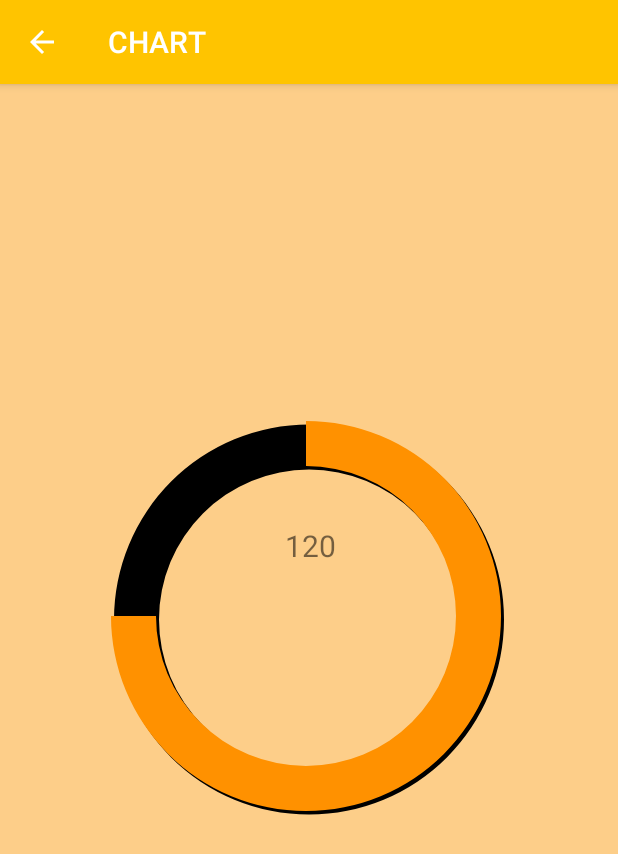
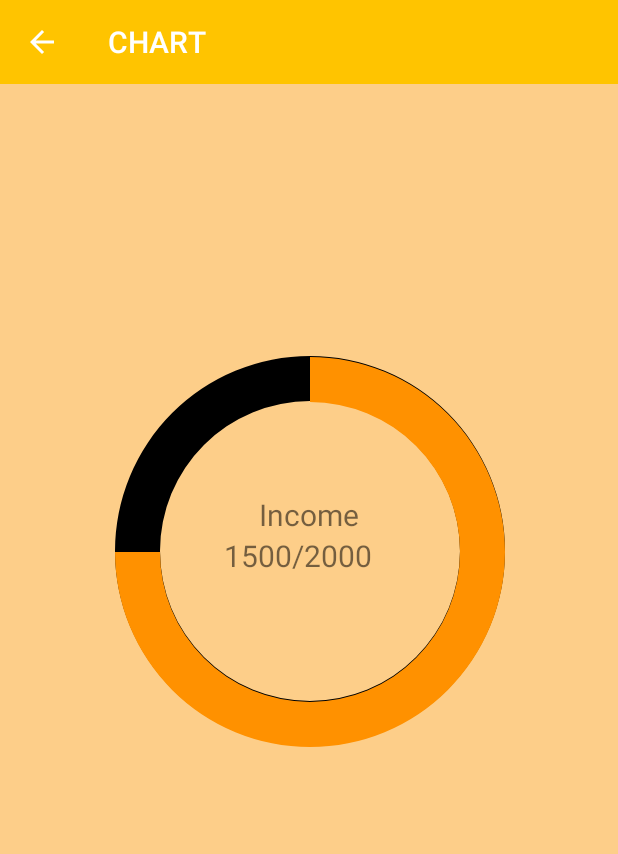
Before and after one commit to irdina97/SmartMoneyFYP, an Android app: the screen it shows after launch (ChartIncome), in the side drawer, after a tap on "Chart", on a phone screen of 412 x 824 dp. Shown: the top 854 px of the screen. Run offline under Robolectric (Android 15) with nearby library versions, the light colour scheme and no system bars; our stand-ins replace Firebase (no records; nobody signed in at launch, a user with empty details on screens opened directly).

Commit message:
commit latest chart

```diff
--- a/app/src/main/java/com/example/smartmoney/CalcExp.java
+++ b/app/src/main/java/com/example/smartmoney/CalcExp.java
@@ -16,6 +16,10 @@ import android.widget.Toast;
 
 import com.google.firebase.database.DatabaseReference;
 import com.google.firebase.database.FirebaseDatabase;
+
+import java.text.SimpleDateFormat;
+import java.util.Date;
+import java.util.Locale;
 
 public class CalcExp extends AppCompatActivity {
 
@@ -43,7 +47,7 @@ public class CalcExp extends AppCompatActivity {
     private char ACTION;
 
     Button selectDateExp;
-    Button btnsave;
+    Button btnSave;
     DatabaseReference reffExpense;
     ExpenseDB expenseDB;
     //long maxId=0;
@@ -60,30 +64,26 @@ public class CalcExp extends AppCompatActivity {
         setContentView(R.layout.activity_calc_exp);
 
 
-      /*reffExpense.addValueEventListener(new ValueEventListener() {
-            @Override
-            public void onDataChange(@NonNull DataSnapshot snapshot) {
-                if(snapshot.exists())
-                    maxId=(snapshot.getChildrenCount());
-            }
-
-            @Override
-            public void onCancelled(@NonNull DatabaseError error) {
-
-            }
-        });*/
-
-        btnsave = findViewById(R.id.btnSaveExp); //from calcExp
+        final String dateNow = new SimpleDateFormat("dd/M/yyyy", Locale.getDefault()).format(new Date());
+        btnSave = findViewById(R.id.btnSaveExp); //from calcFYP
         expenseDB = new ExpenseDB();
         reffExpense = FirebaseDatabase.getInstance().getReference().child("ExpenseDB");
-        btnsave.setOnClickListener(new View.OnClickListener() {
+        btnSave.setOnClickListener(new View.OnClickListener() {
             @Override
             public void onClick(View v) {
-                expenseDB.setExpenseresult(Double.toString(vall1));
-                expenseDB.setExpensedate(expensedate.getText().toString().trim());
+                if (Double.isNaN(Double.parseDouble(Double.toString(vall1)))){
+                    expenseDB.setExpenseresult(infoExp.getText().toString());
+                }else {
+                    expenseDB.setExpenseresult(Double.toString(vall1));
+                }
+                if (expensedate.getText().toString().trim()==""){
+                    expenseDB.setExpensedate(dateNow);
+                }else {
+                    expenseDB.setExpensedate(expensedate.getText().toString().trim());
+                }
                 reffExpense.push().setValue(expenseDB);
-                //reffExpense.child(String.valueOf(maxId + 1)).setValue(expenseDB);
-                reffExpense.child("4").setValue(expenseDB);
+                //reffIncome.child(String.valueOf(maxid + 1)).setValue(incomeDB);
+//                reffIncome.child("1").setValue(incomeDB);
                 Toast.makeText(CalcExp.this, "Save!", Toast.LENGTH_LONG).show();
             }
         });
--- a/app/src/main/java/com/example/smartmoney/CalcFYP.java
+++ b/app/src/main/java/com/example/smartmoney/CalcFYP.java
@@ -8,6 +8,7 @@ import android.annotation.SuppressLint;
 import android.app.DatePickerDialog;
 //import android.content.Intent;
 import android.os.Bundle;
+import android.util.Log;
 import android.view.View;
 import android.widget.Button;
 import android.widget.DatePicker;
@@ -20,6 +21,9 @@ import com.google.firebase.database.DatabaseReference;
 import com.google.firebase.database.FirebaseDatabase;
 import com.google.firebase.database.ValueEventListener;
 
+import java.text.SimpleDateFormat;
+import java.util.Date;
+import java.util.Locale;
 import java.util.Objects;
 
 public class CalcFYP extends AppCompatActivity {
@@ -64,18 +68,26 @@ public class CalcFYP extends AppCompatActivity {
         super.onCreate(savedInstanceState);
         setContentView(R.layout.activity_calc_fyp);
 
-
+        final String dateNow = new SimpleDateFormat("dd/M/yyyy",Locale.getDefault()).format(new Date());
         btnsave = findViewById(R.id.btnSave); //from calcFYP
         incomeDB = new IncomeDB();
         reffIncome = FirebaseDatabase.getInstance().getReference().child("IncomeDB");
         btnsave.setOnClickListener(new View.OnClickListener() {
             @Override
             public void onClick(View v) {
-                incomeDB.setResult(Double.toString(val1));
-                incomeDB.setDate(date.getText().toString().trim());
+                if (Double.isNaN(Double.parseDouble(Double.toString(val1)))){
+                    incomeDB.setResult(info.getText().toString());
+                }else {
+                    incomeDB.setResult(Double.toString(val1));
+                }
+                if (date.getText().toString().trim()==""){
+                    incomeDB.setDate(dateNow);
+                }else {
+                    incomeDB.setDate(date.getText().toString().trim());
+                }
                 reffIncome.push().setValue(incomeDB);
                 //reffIncome.child(String.valueOf(maxid + 1)).setValue(incomeDB);
-                reffIncome.child("1").setValue(incomeDB);
+//                reffIncome.child("1").setValue(incomeDB);
                 Toast.makeText(CalcFYP.this, "Save!", Toast.LENGTH_LONG).show();
             }
         });
--- a/app/src/main/java/com/example/smartmoney/MainActivity.java
+++ b/app/src/main/java/com/example/smartmoney/MainActivity.java
@@ -2,6 +2,7 @@ package com.example.smartmoney;
 
 import android.content.Intent;
 import android.os.Bundle;
+import android.util.Log;
 import android.view.MenuItem;
 import android.view.View;
 import android.widget.TextView;
@@ -20,7 +21,10 @@ import com.google.firebase.database.DataSnapshot;
 import com.google.firebase.database.DatabaseError;
 import com.google.firebase.database.DatabaseReference;
 import com.google.firebase.database.FirebaseDatabase;
+import com.google.firebase.database.Query;
 import com.google.firebase.database.ValueEventListener;
+
+import java.util.Objects;
 
 
 public class MainActivity extends AppCompatActivity implements NavigationView.OnNavigationItemSelectedListener {
@@ -71,13 +75,25 @@ public class MainActivity extends AppCompatActivity implements NavigationView.On
         balance = findViewById(R.id.tvBalance);
         date = findViewById(R.id.tvSelectedDate);
 
-        reffIncome = FirebaseDatabase.getInstance().getReference().child("IncomeDB").child("1");
-        reffIncome.addValueEventListener(new ValueEventListener() {
+        DatabaseReference databaseReference = FirebaseDatabase.getInstance().getReference();
+        Query lastQuery  = databaseReference.child("IncomeDB").orderByKey().limitToLast(1);;
+        lastQuery.addListenerForSingleValueEvent(new ValueEventListener() {
             @Override
             public void onDataChange(@NonNull DataSnapshot snapshot) {
 
-                String result = snapshot.child("result").getValue().toString();
+                String result = null;
+                String date = null;
+                for (DataSnapshot child: snapshot.getChildren()) {
+                    Log.d("User key", child.getKey());
+                    Log.d("User val", Objects.requireNonNull(child.child("result").getValue()).toString());
+                    result = Objects.requireNonNull(child.child("result").getValue()).toString();
+
+                    Log.d("User date", Objects.requireNonNull(child.child("date").getValue()).toString());
+                    date = Objects.requireNonNull(child.child("date").getValue()).toString();
+                }
                 income.setText(result);
+                Log.d("DEBUG=main,result", result);
+                Log.d("DEBUG=main,date", date);
             }
 
             @Override
@@ -86,6 +102,27 @@ public class MainActivity extends AppCompatActivity implements NavigationView.On
             }
         });
 
+        DatabaseReference databaseReference1 = FirebaseDatabase.getInstance().getReference();
+        Query lastQuery1  = databaseReference1.child("ExpenseDB").orderByKey().limitToLast(1);;
+        lastQuery1.addListenerForSingleValueEvent(new ValueEventListener() {
+            @Override
+            public void onDataChange(@NonNull DataSnapshot snapshot) {
+
+                String expenseresult = null;
+                for (DataSnapshot child: snapshot.getChildren()) {
+                    Log.d("User key", child.getKey());
+                    Log.d("User val", Objects.requireNonNull(child.child("expenseresult").getValue()).toString());
+                    expenseresult = Objects.requireNonNull(child.child("expenseresult").getValue()).toString();
+                }
+                expense.setText(expenseresult);
+                Log.d("DEBUG=main,result", expenseresult);
+            }
+
+            @Override
+            public void onCancelled(@NonNull DatabaseError error) {
+
+            }
+        });
         /*reffExpense = FirebaseDatabase.getInstance().getReference().child("ExpenseDB").child("4");
         reffExpense.addValueEventListener(new ValueEventListener() {
             @Override
--- a/app/src/main/res/layout/activity_chart.xml
+++ b/app/src/main/res/layout/activity_chart.xml
@@ -25,6 +25,22 @@
     <!-- ProgressBar that represents a chart slice, where "android:progress" is the % value of the slice -->
 
     <!-- The text that goes in a center of the chart -->
+    <RelativeLayout
+        android:id="@+id/relativeLayout2"
+        android:layout_width="wrap_content"
+        android:layout_height="wrap_content"
+        tools:ignore="MissingConstraints">
+
+        <androidx.appcompat.widget.Toolbar
+            android:id="@+id/toolbar"
+            android:layout_width="match_parent"
+            android:layout_height="?attr/actionBarSize"
+            android:background="@color/colorPrimary"
+            android:elevation="4dp"
+            android:theme="@style/ThemeOverlay.AppCompat.Dark.ActionBar"
+            tools:ignore="UnusedAttribute" />
+    </RelativeLayout>
+
 
     <ProgressBar
         android:id="@+id/background_progressbar"
--- a/app/src/main/res/layout/activity_chart_income.xml
+++ b/app/src/main/res/layout/activity_chart_income.xml
@@ -8,8 +8,10 @@
     tools:context=".ChartIncome">
 
     <RelativeLayout
-        android:layout_width="match_parent"
-        android:layout_height="match_parent">
+        android:id="@+id/relativeLayout2"
+        android:layout_width="wrap_content"
+        android:layout_height="wrap_content"
+        tools:ignore="MissingConstraints">
 
         <androidx.appcompat.widget.Toolbar
             android:id="@+id/toolbar"
@@ -18,98 +20,115 @@
             android:background="@color/colorPrimary"
             android:elevation="4dp"
             android:theme="@style/ThemeOverlay.AppCompat.Dark.ActionBar"
-            app:popupTheme="@style/ThemeOverlay.AppCompat.Light"
             tools:ignore="UnusedAttribute" />
+    </RelativeLayout>
 
     <ProgressBar
         android:id="@+id/background_progressbar"
         style="?android:attr/progressBarStyleHorizontal"
         android:layout_width="300dp"
         android:layout_height="300dp"
-            android:layout_below="@+id/toolbar"
-            android:layout_alignParentStart="true"
-            android:layout_alignParentEnd="true"
-            android:layout_alignParentBottom="true"
-            android:layout_marginStart="64dp"
-            android:layout_marginTop="162dp"
-            android:layout_marginEnd="64dp"
-            android:layout_marginBottom="216dp"
+        android:layout_marginTop="140dp"
         android:indeterminate="false"
         android:max="100"
         android:progress="100"
-            android:progressDrawable="@drawable/stats_full" />
+        android:progressDrawable="@drawable/stats_full"
+        app:layout_constraintBottom_toBottomOf="parent"
+        app:layout_constraintEnd_toEndOf="parent"
+        app:layout_constraintHorizontal_bias="0.504"
+        app:layout_constraintStart_toStartOf="parent"
+        app:layout_constraintTop_toTopOf="parent"
+        app:layout_constraintVertical_bias="0.201" />
 
     <ProgressBar
         android:id="@+id/stats_progressbar"
         style="?android:attr/progressBarStyleHorizontal"
         android:layout_width="300dp"
         android:layout_height="300dp"
-            android:layout_below="@+id/toolbar"
-            android:layout_alignParentStart="true"
-            android:layout_alignParentEnd="true"
-            android:layout_alignParentBottom="true"
-            android:layout_marginStart="62dp"
-            android:layout_marginTop="97dp"
-            android:layout_marginEnd="66dp"
-            android:layout_marginBottom="156dp"
+        android:layout_marginTop="140dp"
+        android:layout_marginBottom="10dp"
         android:indeterminate="false"
         android:max="100"
         android:progress="75"
-            android:progressDrawable="@drawable/stats_progress" />
+        android:progressDrawable="@drawable/stats_progress"
+        app:layout_constraintBottom_toBottomOf="parent"
+        app:layout_constraintEnd_toEndOf="parent"
+        app:layout_constraintHorizontal_bias="0.504"
+        app:layout_constraintStart_toStartOf="parent"
+        app:layout_constraintTop_toTopOf="parent"
+        app:layout_constraintVertical_bias="0.209" />
+
+    <TextView
+        android:id="@+id/number_of_income"
+        android:layout_width="114dp"
+        android:layout_height="52dp"
+        android:text="1500/2000"
+        android:textSize="20sp"
+        app:layout_constraintEnd_toEndOf="parent"
+        app:layout_constraintStart_toStartOf="parent"
+        app:layout_constraintTop_toBottomOf="@+id/textView3"
+        tools:ignore="HardcodedText,MissingConstraints" />
 
     <TextView
         android:id="@+id/textView3"
         android:layout_width="wrap_content"
         android:layout_height="wrap_content"
-            android:layout_above="@+id/number_of_income"
-            android:layout_alignStart="@+id/background_progressbar"
-            android:layout_alignTop="@+id/background_progressbar"
-            android:layout_alignEnd="@+id/background_progressbar"
-            android:layout_marginStart="110dp"
-            android:layout_marginTop="101dp"
-            android:layout_marginEnd="106dp"
-            android:layout_marginBottom="4dp"
         android:text="Income"
         android:textSize="20sp"
+        app:layout_constraintBottom_toBottomOf="@+id/background_progressbar"
+        app:layout_constraintEnd_toEndOf="parent"
+        app:layout_constraintStart_toStartOf="parent"
+        app:layout_constraintTop_toTopOf="@+id/background_progressbar"
+        app:layout_constraintVertical_bias="0.41"
         tools:ignore="HardcodedText,MissingConstraints" />
 
-        <TextView
-            android:id="@+id/number_of_income"
-            android:layout_width="wrap_content"
+    <!--  </androidx.constraintlayout.widget.ConstraintLayout>-->
+    <!-- Doughnut chart ends here -->
+
+    <!-- <LinearLayout
+         android:id="@+id/input"
+         android:layout_width="match_parent"
          android:layout_height="wrap_content"
-            android:layout_below="@+id/toolbar"
-            android:layout_alignParentStart="true"
-            android:layout_alignParentEnd="true"
-            android:layout_alignParentBottom="true"
-            android:layout_marginStart="190dp"
-            android:layout_marginTop="294dp"
-            android:layout_marginEnd="186dp"
-            android:layout_marginBottom="344dp"
-            android:text="120"
-            android:textSize="20sp"
-            tools:ignore="HardcodedText" />
-
-    </RelativeLayout>
-    <!-- Title above the chart -->
-
-    <!-- Doughnut chart starts here -->
-    <!--<androidx.constraintlayout.widget.ConstraintLayout
-        android:id="@+id/constraintLayout"
-        android:layout_width="wrap_content"
-        android:layout_height="wrap_content"
+         android:padding="16dp"
          app:layout_constraintBottom_toBottomOf="parent"
          app:layout_constraintEnd_toEndOf="parent"
          app:layout_constraintHorizontal_bias="0.5"
          app:layout_constraintStart_toStartOf="parent"
-        app:layout_constraintTop_toBottomOf="@+id/textView">-->
+         app:layout_constraintTop_toBottomOf="@+id/constraintLayout">
 
-    <!-- ProgressBar that represents a total of 100% -->
+         <EditText
+             android:id="@+id/burned"
+             android:layout_width="0dp"
+             android:layout_height="wrap_content"
+             android:layout_weight="1"
+             android:hint="Burn."
+             android:inputType="number"
+             tools:ignore="Autofill,HardcodedText" />
 
-    <!-- ProgressBar that represents a chart slice, where "android:progress" is the % value of the slice -->
+         <Button
+             android:layout_width="0dp"
+             android:layout_height="wrap_content"
+             android:layout_weight="1"
+             android:onClick="addBurned"
+             android:text="Add"
+             tools:ignore="HardcodedText" />
 
-    <!-- The text that goes in a center of the chart -->
+         <EditText
+             android:id="@+id/consumed"
+             android:layout_width="0dp"
+             android:layout_height="wrap_content"
+             android:layout_weight="1"
+             android:hint="Cons."
+             android:inputType="number"
+             tools:ignore="Autofill,HardcodedText" />
 
-    <!--</androidx.constraintlayout.widget.ConstraintLayout>-->
-    <!-- Doughnut chart ends here -->
+         <Button
+             android:layout_width="0dp"
+             android:layout_height="wrap_content"
+             android:layout_weight="1"
+             android:onClick="addConsumed"
+             android:text="Add"
+             tools:ignore="HardcodedText" />
+     </LinearLayout>-->
 
 </androidx.constraintlayout.widget.ConstraintLayout>
--- a/app/src/main/res/layout/activity_main.xml
+++ b/app/src/main/res/layout/activity_main.xml
@@ -96,7 +96,6 @@
                     android:layout_height="wrap_content"
                     android:layout_marginTop="70dp"
                     android:textAlignment="center"
-                    android:text="20.0"
                     android:textSize="14sp"
                     tools:ignore="HardcodedText,Autofill,LabelFor" />
             </androidx.cardview.widget.CardView>
```
Also changed, not shown: 16 other files. Lines whose indentation alone changed are shown as unchanged.
